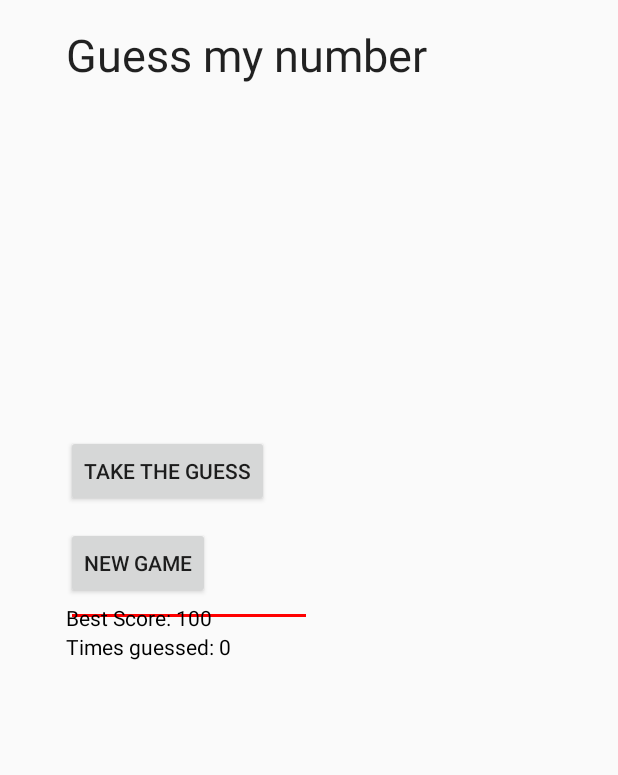
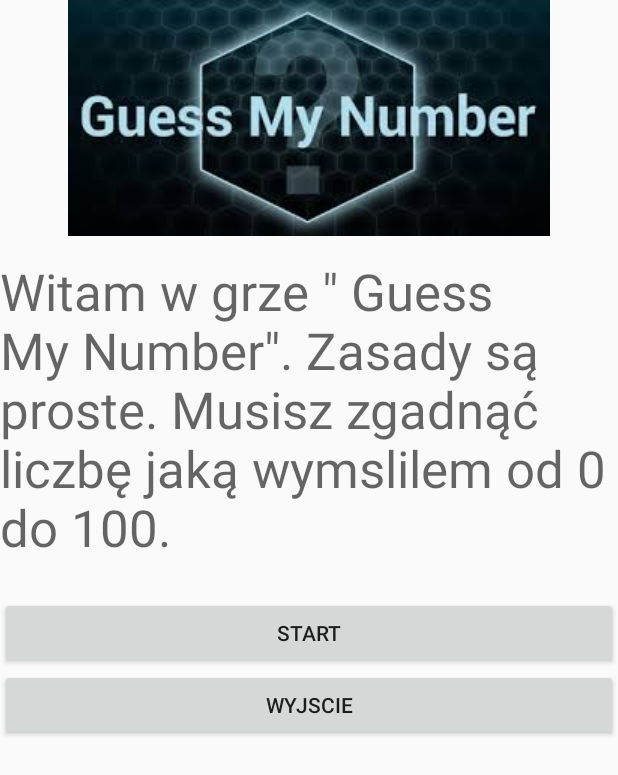
Before and after one commit to piotrdylag/GuessMyNumber, an Android app: the layout activity_main.xml on its own in the app's theme, with its tools: preview values and no code run, on a phone screen of 412 x 824 dp. Shown: the top 775 px of the screen. Run offline under Robolectric (Android 15) with nearby library versions, the phone set to English and light mode, and no system bars.

```diff
--- a/app/src/main/res/layout/activity_main.xml
+++ b/app/src/main/res/layout/activity_main.xml
@@ -1,78 +1,50 @@
 <?xml version="1.0" encoding="utf-8"?>
-<RelativeLayout xmlns:android="http://schemas.android.com/apk/res/android"
-    xmlns:tools="http://schemas.android.com/tools"
+<LinearLayout xmlns:android="http://schemas.android.com/apk/res/android"
+    xmlns:app="http://schemas.android.com/apk/res-auto"
     android:layout_width="match_parent"
-    android:layout_height="match_parent"
-    android:paddingBottom="@dimen/activity_vertical_margin"
-    android:paddingLeft="@dimen/activity_horizontal_margin"
-    android:paddingRight="@dimen/activity_horizontal_margin"
-    android:paddingTop="@dimen/activity_vertical_margin"
-    tools:context="com.dylag.piotr.guessmynumber.MainActivity"
-    android:touchscreenBlocksFocus="false">
+    android:layout_height="match_parent">
 
+    <RelativeLayout
+        android:layout_width="match_parent"
+        android:layout_height="match_parent">
 
-    <EditText
-        android:layout_width="wrap_content"
-        android:layout_height="wrap_content"
-        android:id="@+id/editText"
-        android:layout_marginStart="28dp"
-        android:inputType="number"
-        android:numeric="integer"
-        android:layout_below="@+id/textView3"
-        android:layout_alignParentStart="true"
-        android:layout_alignParentBottom="true"
-        android:layout_alignParentEnd="true"
-        android:layout_marginEnd="188dp"
-        android:layout_marginBottom="390dp"
-        android:textColorHint="@color/abc_search_url_text"
-        android:backgroundTint="#ff0000" />
+        <TextView
+            android:text='Witam w grze " Guess My Number". Zasady są proste. Musisz zgadnąć liczbę jaką wymslilem od 0 do 100.'
+            android:layout_width="match_parent"
+            android:layout_height="wrap_content"
+            android:layout_below="@+id/imageView2"
+            android:layout_marginTop="14dp"
+            android:id="@+id/textView4"
+            android:layout_alignParentStart="true"
+            android:typeface="normal"
+            android:textAppearance="@style/TextAppearance.AppCompat.Display1"
+            android:layout_alignParentEnd="true" />
 
-    <TextView
-        android:layout_width="wrap_content"
-        android:layout_height="wrap_content"
-        android:textAppearance="?android:attr/textAppearanceLarge"
-        android:text="Guess my number"
-        android:id="@+id/textView3"
-        android:textSize="30dp"
-        android:layout_alignParentTop="true"
-        android:layout_alignStart="@+id/editText" />
+        <Button
+            android:text="START"
+            android:layout_width="match_parent"
+            android:layout_height="wrap_content"
+            android:layout_marginTop="24dp"
+            android:id="@+id/startbt"
+            android:elevation="0dp"
+            android:layout_below="@+id/textView4"
+            android:layout_alignParentStart="true"
+            android:onClick="start"/>
 
-    <TextView
-        android:layout_width="wrap_content"
-        android:layout_height="wrap_content"
-        android:text="Best Score: 100"
-        android:id="@+id/textView2"
-        android:textColor="#000000"
-        android:layout_centerVertical="true"
-        android:layout_alignStart="@+id/textView" />
+        <ImageView
+            android:layout_width="wrap_content"
+            android:layout_height="wrap_content"
+            app:srcCompat="@mipmap/guessmynumber"
+            android:id="@+id/imageView2"
+            android:layout_alignParentTop="true"
+            android:layout_centerHorizontal="true" />
 
-    <Button
-        android:layout_width="wrap_content"
-        android:layout_height="wrap_content"
-        android:text="Take the Guess"
-        android:id="@+id/button"
-        android:onClick="takeTheGuess"
-        android:layout_above="@+id/button2"
-        android:layout_alignStart="@+id/editText"
-        android:layout_marginBottom="13dp" />
-
-    <Button
-        android:layout_width="wrap_content"
-        android:layout_height="wrap_content"
-        android:text="New Game"
-        android:id="@+id/button2"
-        android:onClick="newGame"
-        android:layout_alignBottom="@+id/textView2"
-        android:layout_alignStart="@+id/button"
-        android:layout_marginBottom="22dp" />
-
-    <TextView
-        android:layout_width="wrap_content"
-        android:layout_height="wrap_content"
-        android:text="Times guessed: 0"
-        android:id="@+id/textView"
-        android:textColor="#000000"
-        android:layout_below="@+id/textView2"
-        android:layout_alignStart="@+id/button2" />
-
-</RelativeLayout>
+        <Button
+            android:text="WYJSCIE"
+            android:layout_width="match_parent"
+            android:layout_height="wrap_content"
+            android:id="@+id/button5"
+            android:layout_below="@+id/startbt"
+            android:layout_alignParentStart="true" />
+    </RelativeLayout>
+</LinearLayout>
--- a/build.gradle
+++ b/build.gradle
@@ -1,11 +1,13 @@
 // Top-level build file where you can add configuration options common to all sub-projects/modules.
 
 buildscript {
+    ext.kotlin_version = '1.1.51'
     repositories {
         jcenter()
     }
     dependencies {
-        classpath 'com.android.tools.build:gradle:2.2.2'
+        classpath 'com.android.tools.build:gradle:3.0.0'
+        classpath "org.jetbrains.kotlin:kotlin-gradle-plugin:$kotlin_version"
 
         // NOTE: Do not place your application dependencies here; they belong
         // in the individual module build.gradle files
```
Also changed, not shown: app/build.gradle (+7 -1 lines), app/src/main/AndroidManifest.xml (+18 -6 lines), app/src/main/java/com/dylag/piotr/guessmynumber/MainActivity.java (deleted, +0 -78 lines), app/src/main/java/com/dylag/piotr/guessmynumber/MainActivity.kt (added, +97 -0 lines), app/src/main/java/com/dylag/piotr/guessmynumber/gameviewcode.java (added, +11 -0 lines), app/src/main/res/layout/difficulty_level.xml (+18 -1 lines), app/src/main/res/layout/gameview.xml (added, +78 -0 lines), app/src/main/res/layout/main_menu.xml (deleted, +0 -50 lines), gradle/wrapper/gradle-wrapper.properties.
